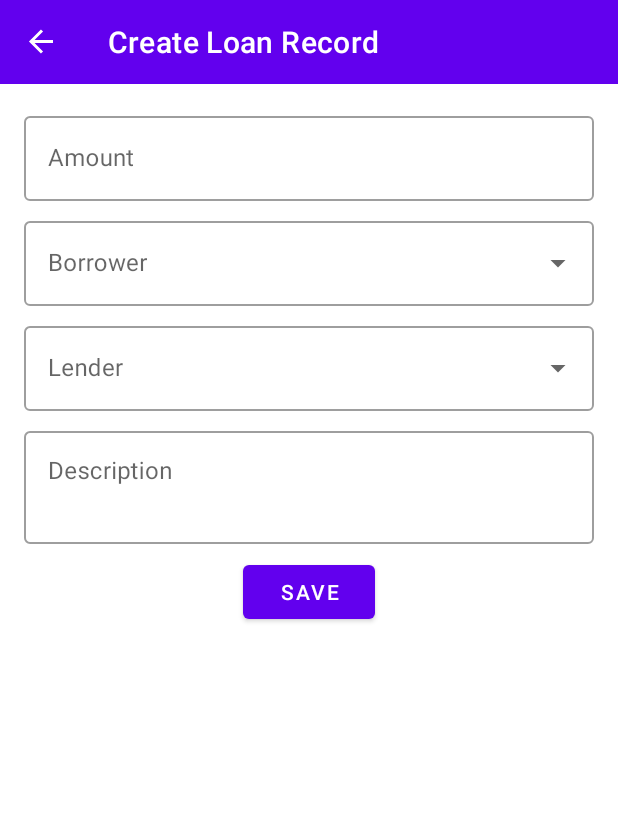
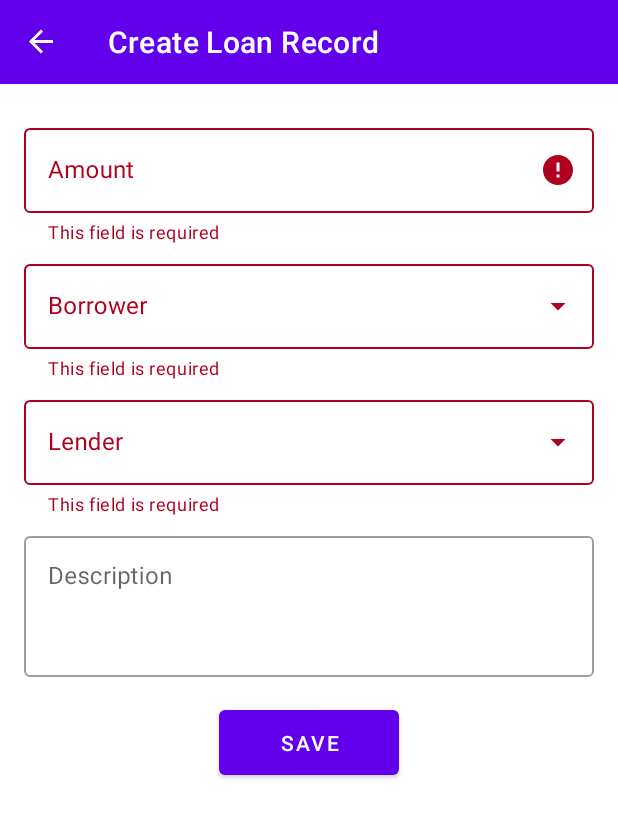
Before and after one commit to alryan-dev/loan-monitoring-android, an Android app: the LoanFormFragment screen opened through its navigation route, after a tap on "SAVE", on a phone screen of 412 x 824 dp. Shown: the top 818 px of the screen. Run offline under Robolectric (Android 15) with nearby library versions, the phone set to English and light mode, and no system bars; our stand-ins replace Dagger/Hilt's generated code, Firebase (no records; nobody signed in at launch, a user with empty details on screens opened directly), navigation-ui.

Commit message:
create loan

```diff
--- a/app/src/main/java/com/example/loanmonitoring/activities/EntryActivity.kt
+++ b/app/src/main/java/com/example/loanmonitoring/activities/EntryActivity.kt
@@ -58,7 +58,7 @@ class EntryActivity : AppCompatActivity() {
             // Sign in failed. If response is null the user canceled the
             // sign-in flow using the back button. Otherwise check
             // response.getError().getErrorCode() and handle the error.
-            Utils.print(response?.error?.errorCode.toString())
+            Utils.print("Error signing-in: " + response?.error?.errorCode.toString())
         }
     }
 
--- a/app/src/main/java/com/example/loanmonitoring/fragments/LoanFormFragment.kt
+++ b/app/src/main/java/com/example/loanmonitoring/fragments/LoanFormFragment.kt
@@ -4,11 +4,16 @@ import android.os.Bundle
 import android.view.LayoutInflater
 import android.view.View
 import android.view.ViewGroup
+import android.widget.ArrayAdapter
+import android.widget.AutoCompleteTextView
 import android.widget.Button
+import androidx.coordinatorlayout.widget.CoordinatorLayout
 import androidx.fragment.app.Fragment
 import androidx.fragment.app.activityViewModels
+import androidx.navigation.fragment.findNavController
 import com.example.loanmonitoring.R
 import com.example.loanmonitoring.viewmodels.LoanViewModel
+import com.google.android.material.snackbar.Snackbar
 import com.google.android.material.textfield.TextInputLayout
 import dagger.hilt.android.AndroidEntryPoint
 
@@ -16,6 +21,12 @@ import dagger.hilt.android.AndroidEntryPoint
 class LoanFormFragment : Fragment() {
     private val loanViewModel: LoanViewModel by activityViewModels()
     private lateinit var fragmentView: View
+    private var users = mutableListOf<String>()
+    private lateinit var tilAmount: TextInputLayout
+    private lateinit var tilBorrower: TextInputLayout
+    private lateinit var tilLender: TextInputLayout
+    private lateinit var tilDescription: TextInputLayout
+    private lateinit var coordinatorLayout: CoordinatorLayout
 
     override fun onCreateView(
         inflater: LayoutInflater, container: ViewGroup?,
@@ -23,24 +34,93 @@ class LoanFormFragment : Fragment() {
     ): View {
         fragmentView = inflater.inflate(R.layout.fragment_loan_form, container, false)
 
-        // val tilAmount = fragmentView.findViewById<TextInputLayout>(R.id.tilAmount)
-        // val tilAmount = fragmentView.findViewById<TextInputLayout>(R.id.tilAmount)
-        // val tilAmount = fragmentView.findViewById<TextInputLayout>(R.id.tilAmount)
-        // val tilAmount = fragmentView.findViewById<TextInputLayout>(R.id.tilAmount)
+        // Init data and set observers
+        loanViewModel.usersLiveData.observe(viewLifecycleOwner, {
+            users.clear()
+            for (user in it) users.add(user.name)
+        })
+        loanViewModel.fetchUsers()
+
+        loanViewModel.userSavedLiveData.value = false
+        loanViewModel.userSavedLiveData.observe(viewLifecycleOwner, {
+            if (it) {
+                findNavController().popBackStack()
+                Snackbar.make(coordinatorLayout, "Saved!", Snackbar.LENGTH_LONG).show()
+            }
+        })
+
+        // init fields
+        tilAmount = fragmentView.findViewById(R.id.tilAmount)
+        tilDescription = fragmentView.findViewById(R.id.tilDescription)
+        coordinatorLayout = requireActivity().findViewById(R.id.coordinatorLayout)
+        initBorrowerLenderFields()
 
         val btnSave = fragmentView.findViewById<Button>(R.id.btnSave)
         btnSave.setOnClickListener {
-            val loan = HashMap<String, Any>()
-            loan["amount"] = 1000
-            loanViewModel.saveLoan(loan)
+            if (validateForm()) saveLoan()
         }
-
-        // Firebase.firestore.
 
         return fragmentView
     }
 
-    private fun setupAmountField() {
-        val tilAmount = fragmentView.findViewById<TextInputLayout>(R.id.tilAmount)
+    private fun initBorrowerLenderFields() {
+        val actBorrower = fragmentView.findViewById<AutoCompleteTextView>(R.id.actBorrower)
+        tilBorrower = fragmentView.findViewById(R.id.tilBorrower)
+        val actLender = fragmentView.findViewById<AutoCompleteTextView>(R.id.actLender)
+        tilLender = fragmentView.findViewById(R.id.tilLender)
+
+        val adapter: ArrayAdapter<String> = ArrayAdapter<String>(
+            requireContext(), android.R.layout.simple_spinner_dropdown_item, users
+        )
+        actLender.setAdapter(adapter)
+        actBorrower.setAdapter(adapter)
+    }
+
+    private fun validateForm(): Boolean {
+        var isValid = true
+        tilAmount.error = null
+        tilBorrower.error = null
+        tilLender.error = null
+
+        if (tilAmount.editText!!.text.isEmpty()) {
+            tilAmount.error = getString(R.string.errortext_required)
+            isValid = false
+        }
+
+        if (tilBorrower.editText!!.text.isEmpty()) {
+            tilBorrower.error = getString(R.string.errortext_required)
+            isValid = false
+        } else if (!users.contains(tilBorrower.editText!!.text.toString())) {
+            tilBorrower.error = getString(R.string.errortext_select_borrower)
+            isValid = false
+        }
+
+        if (tilLender.editText!!.text.isEmpty()) {
+            tilLender.error = getString(R.string.errortext_required)
+            isValid = false
+        } else if (!users.contains(tilLender.editText!!.text.toString())) {
+            tilLender.error = getString(R.string.errortext_select_lender)
+            isValid = false
+        }
+
+        return isValid
+    }
+
+    private fun saveLoan() {
+        val loan = HashMap<String, Any>()
+        loan["amount"] = tilAmount.editText!!.text.toString().toDouble()
+
+        for (user in loanViewModel.usersLiveData.value!!) {
+            if (user.name == tilBorrower.editText!!.text.toString())
+                loan["borrower"] = user
+
+            if (user.name == tilLender.editText!!.text.toString())
+                loan["lender"] = user
+        }
+
+        loan["description"] =
+            if (tilDescription.editText!!.text.isNotEmpty()) tilDescription.editText!!.text.toString() else ""
+
+        loanViewModel.saveLoan(loan)
     }
 }
--- a/app/src/main/java/com/example/loanmonitoring/models/Loan.kt
+++ b/app/src/main/java/com/example/loanmonitoring/models/Loan.kt
@@ -1,12 +1,10 @@
 package com.example.loanmonitoring.models
-
-import com.google.firebase.auth.FirebaseUser
 
 class Loan(
     var id: Int = 0,
     var totalAmount: Double = 0.0,
-    var lender: FirebaseUser? = null,
-    var borrower: FirebaseUser? = null,
+    var lender: User? = null,
+    var borrower: User? = null,
     var description: String = "",
     var status: String = "PENDING"
 ) {
--- a/app/src/main/java/com/example/loanmonitoring/models/PaymentLog.kt
+++ b/app/src/main/java/com/example/loanmonitoring/models/PaymentLog.kt
@@ -1,6 +1,5 @@
 package com.example.loanmonitoring.models
 
-import com.google.firebase.auth.FirebaseUser
 import java.util.*
 
 class PaymentLog(
@@ -8,7 +7,7 @@ class PaymentLog(
     var amount: Double = 0.0,
     var date: Calendar = Calendar.getInstance(),
     var description: String = "",
-    var createdBy: FirebaseUser? = null,
+    var createdBy: User? = null,
     var lenderConfirmed: Boolean = false,
 ) {
 }
--- /dev/null
+++ b/app/src/main/java/com/example/loanmonitoring/models/User.kt
@@ -0,0 +1,8 @@
+package com.example.loanmonitoring.models
+
+class User(
+    var uid: String = "",
+    var name: String = "",
+    var email: String = "",
+) {
+}
--- a/app/src/main/java/com/example/loanmonitoring/repository/UserRepository.kt
+++ b/app/src/main/java/com/example/loanmonitoring/repository/UserRepository.kt
@@ -3,11 +3,16 @@ package com.example.loanmonitoring.repository
 import com.google.android.gms.tasks.Task
 import com.google.firebase.firestore.DocumentReference
 import com.google.firebase.firestore.FirebaseFirestore
+import com.google.firebase.firestore.QuerySnapshot
 import javax.inject.Inject
 
 class UserRepository @Inject constructor(
     private val db: FirebaseFirestore
 ) {
+    fun fetchAll(): Task<QuerySnapshot> {
+        return db.collection("user").get()
+    }
+
     fun save(user: HashMap<String, Any>): Task<DocumentReference> {
         return db.collection("user").add(user)
     }
--- a/app/src/main/java/com/example/loanmonitoring/viewmodels/LoanViewModel.kt
+++ b/app/src/main/java/com/example/loanmonitoring/viewmodels/LoanViewModel.kt
@@ -1,20 +1,49 @@
 package com.example.loanmonitoring.viewmodels
 
+import androidx.lifecycle.MutableLiveData
 import androidx.lifecycle.ViewModel
 import com.example.loanmonitoring.Utils
+import com.example.loanmonitoring.models.User
 import com.example.loanmonitoring.repository.LoanRepository
+import com.example.loanmonitoring.repository.UserRepository
 import dagger.hilt.android.lifecycle.HiltViewModel
 import javax.inject.Inject
 
 @HiltViewModel
 class LoanViewModel @Inject constructor(
-    private val loanRepository: LoanRepository
+    private val loanRepository: LoanRepository,
+    private val userRepository: UserRepository
 ) : ViewModel() {
+    val usersLiveData = MutableLiveData<MutableList<User>>()
+    val userSavedLiveData = MutableLiveData(false)
+
+    fun fetchUsers() {
+        val task = userRepository.fetchAll()
+
+        task.addOnSuccessListener { result ->
+            val users = mutableListOf<User>()
+
+            for (document in result) {
+                User(
+                    uid = document.data["uid"].toString(),
+                    name = document.data["name"].toString(),
+                    email = document.data["email"].toString()
+                ).let {
+                    users.add(it)
+                }
+            }
+
+            usersLiveData.value = users
+        }.addOnFailureListener { e ->
+            Utils.print("Error getting documents: " + e.message)
+        }
+    }
 
     fun saveLoan(loan: HashMap<String, Any>) {
         val task = loanRepository.save(loan)
-        task.addOnSuccessListener { documentReference ->
-            Utils.print("DocumentSnapshot added with ID: ${documentReference.id}")
+
+        task.addOnSuccessListener {
+            userSavedLiveData.value = true
         }.addOnFailureListener { e ->
             Utils.print("Error adding document: " + e.message)
         }
--- a/app/src/main/res/layout/activity_main.xml
+++ b/app/src/main/res/layout/activity_main.xml
@@ -1,20 +1,25 @@
 <?xml version="1.0" encoding="utf-8"?>
-<androidx.constraintlayout.widget.ConstraintLayout
+<androidx.coordinatorlayout.widget.CoordinatorLayout
     xmlns:android="http://schemas.android.com/apk/res/android"
     xmlns:app="http://schemas.android.com/apk/res-auto"
     xmlns:tools="http://schemas.android.com/tools"
+    android:id="@+id/coordinatorLayout"
+    android:layout_width="match_parent"
+    android:layout_height="match_parent">
+
+    <androidx.constraintlayout.widget.ConstraintLayout
         android:layout_width="match_parent"
         android:layout_height="match_parent"
         tools:context=".activities.MainActivity">
 
         <com.google.android.material.appbar.MaterialToolbar
             android:id="@+id/toolbar"
+            style="@style/MyToolbar"
             android:layout_width="match_parent"
             android:layout_height="wrap_content"
             android:background="?attr/colorPrimary"
             android:minHeight="?attr/actionBarSize"
             android:theme="@style/MyThemeOverlayToolbar"
-        style="@style/MyToolbar"
             app:layout_constraintEnd_toEndOf="parent"
             app:layout_constraintStart_toStartOf="parent"
             app:layout_constraintTop_toTopOf="parent" />
@@ -32,3 +37,5 @@
             app:navGraph="@navigation/nav_graph" />
 
     </androidx.constraintlayout.widget.ConstraintLayout>
+
+</androidx.coordinatorlayout.widget.CoordinatorLayout>
--- a/app/src/main/res/layout/fragment_loan_form.xml
+++ b/app/src/main/res/layout/fragment_loan_form.xml
@@ -1,6 +1,7 @@
 <?xml version="1.0" encoding="utf-8"?>
 <LinearLayout
     xmlns:android="http://schemas.android.com/apk/res/android"
+    xmlns:app="http://schemas.android.com/apk/res-auto"
     xmlns:tools="http://schemas.android.com/tools"
     android:layout_width="match_parent"
     android:layout_height="wrap_content"
@@ -11,9 +12,13 @@
 
     <com.google.android.material.textfield.TextInputLayout
         android:id="@+id/tilAmount"
+        style="@style/Widget.MaterialComponents.TextInputLayout.OutlinedBox"
         android:layout_width="match_parent"
         android:layout_height="wrap_content"
-        style="@style/Widget.MaterialComponents.TextInputLayout.OutlinedBox">
+        android:layout_marginTop="8dp"
+        app:errorEnabled="true"
+        app:helperText="@string/helpertext_required"
+        app:helperTextEnabled="true">
 
         <com.google.android.material.textfield.TextInputEditText
             android:layout_width="match_parent"
@@ -24,13 +29,17 @@
     </com.google.android.material.textfield.TextInputLayout>
 
     <com.google.android.material.textfield.TextInputLayout
+        android:id="@+id/tilBorrower"
+        style="@style/Widget.MaterialComponents.TextInputLayout.OutlinedBox.ExposedDropdownMenu"
         android:layout_width="match_parent"
         android:layout_height="match_parent"
-        style="@style/Widget.MaterialComponents.TextInputLayout.OutlinedBox.ExposedDropdownMenu"
-        android:layout_marginTop="8dp">
+        android:layout_marginTop="8dp"
+        app:errorEnabled="true"
+        app:helperText="@string/helpertext_required"
+        app:helperTextEnabled="true">
 
         <AutoCompleteTextView
-            android:id="@+id/autoCompleteTextView"
+            android:id="@+id/actBorrower"
             android:layout_width="match_parent"
             android:layout_height="wrap_content"
             android:layout_weight="1"
@@ -40,13 +49,16 @@
 
     <com.google.android.material.textfield.TextInputLayout
         android:id="@+id/tilLender"
+        style="@style/Widget.MaterialComponents.TextInputLayout.OutlinedBox.ExposedDropdownMenu"
         android:layout_width="match_parent"
         android:layout_height="match_parent"
-        style="@style/Widget.MaterialComponents.TextInputLayout.OutlinedBox.ExposedDropdownMenu"
-        android:layout_marginTop="8dp">
+        android:layout_marginTop="8dp"
+        app:errorEnabled="true"
+        app:helperText="@string/helpertext_required"
+        app:helperTextEnabled="true">
 
         <AutoCompleteTextView
-            android:id="@+id/autoCompleteTextView2"
+            android:id="@+id/actLender"
             android:layout_width="match_parent"
             android:layout_height="wrap_content"
             android:layout_weight="1"
@@ -55,27 +67,30 @@
     </com.google.android.material.textfield.TextInputLayout>
 
     <com.google.android.material.textfield.TextInputLayout
+        android:id="@+id/tilDescription"
+        style="@style/Widget.MaterialComponents.TextInputLayout.OutlinedBox"
         android:layout_width="match_parent"
         android:layout_height="match_parent"
-        style="@style/Widget.MaterialComponents.TextInputLayout.OutlinedBox"
-        android:layout_marginTop="8dp">
+        android:layout_marginTop="8dp"
+        app:helperTextEnabled="true">
 
         <com.google.android.material.textfield.TextInputEditText
             android:layout_width="match_parent"
             android:layout_height="wrap_content"
+            android:gravity="top"
             android:hint="@string/label_description"
             android:inputType="textMultiLine"
-            android:minLines="2"
-            android:gravity="top"/>
+            android:maxLines="3"
+            android:minLines="3" />
 
     </com.google.android.material.textfield.TextInputLayout>
 
     <Button
         android:id="@+id/btnSave"
-        android:layout_width="wrap_content"
-        android:layout_height="wrap_content"
+        android:layout_width="120dp"
+        android:layout_height="55dp"
         android:layout_gravity="center"
-        android:text="@string/label_save"
-        android:layout_marginTop="8dp" />
+        android:layout_marginTop="16dp"
+        android:text="@string/label_save" />
 
 </LinearLayout>
--- a/app/src/main/res/navigation/nav_graph.xml
+++ b/app/src/main/res/navigation/nav_graph.xml
@@ -15,6 +15,7 @@
             android:id="@+id/action_loansFragment_to_loanFormFragment"
             app:destination="@id/loanFormFragment" />
     </fragment>
+
     <fragment
         android:id="@+id/loanFormFragment"
         android:name="com.example.loanmonitoring.fragments.LoanFormFragment"
--- a/app/src/main/res/values/strings.xml
+++ b/app/src/main/res/values/strings.xml
@@ -10,4 +10,8 @@
     <string name="label_description">Description</string>
     <string name="label_loans">Loans</string>
     <string name="label_notifications">Notifications</string>
+    <string name="helpertext_required">*Required</string>
+    <string name="errortext_required">This field is required</string>
+    <string name="errortext_select_borrower">Invalid input. Please select borrower</string>
+    <string name="errortext_select_lender">Invalid input. Please select lender</string>
 </resources>
```
Lines whose indentation alone changed are shown as unchanged.
